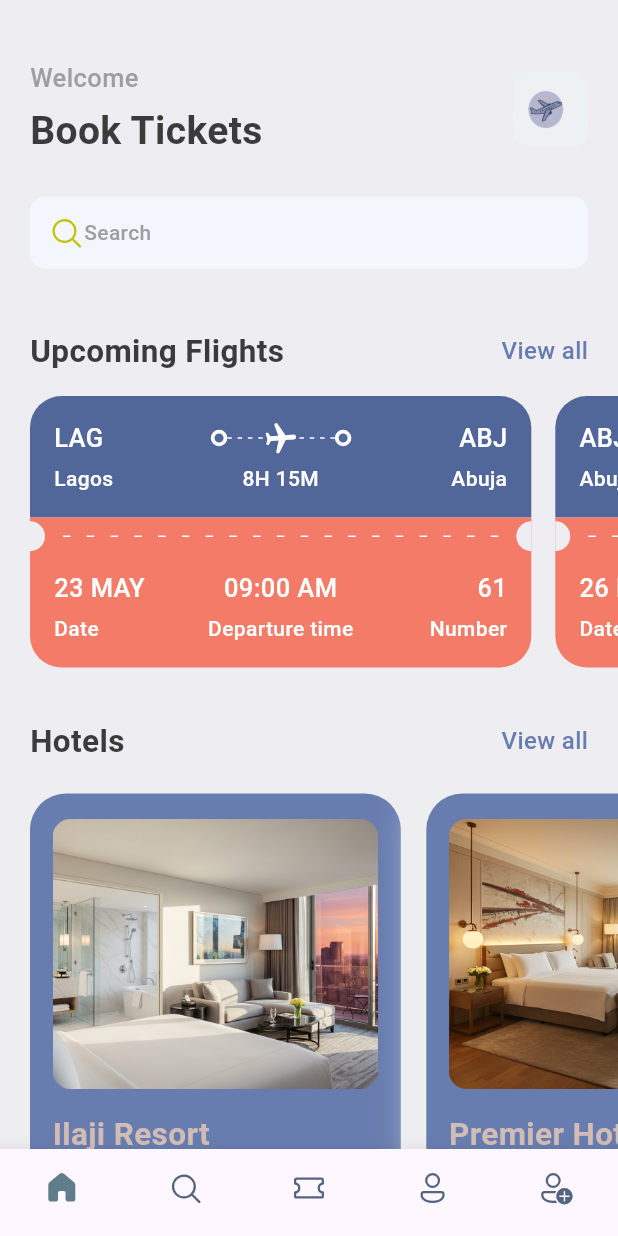
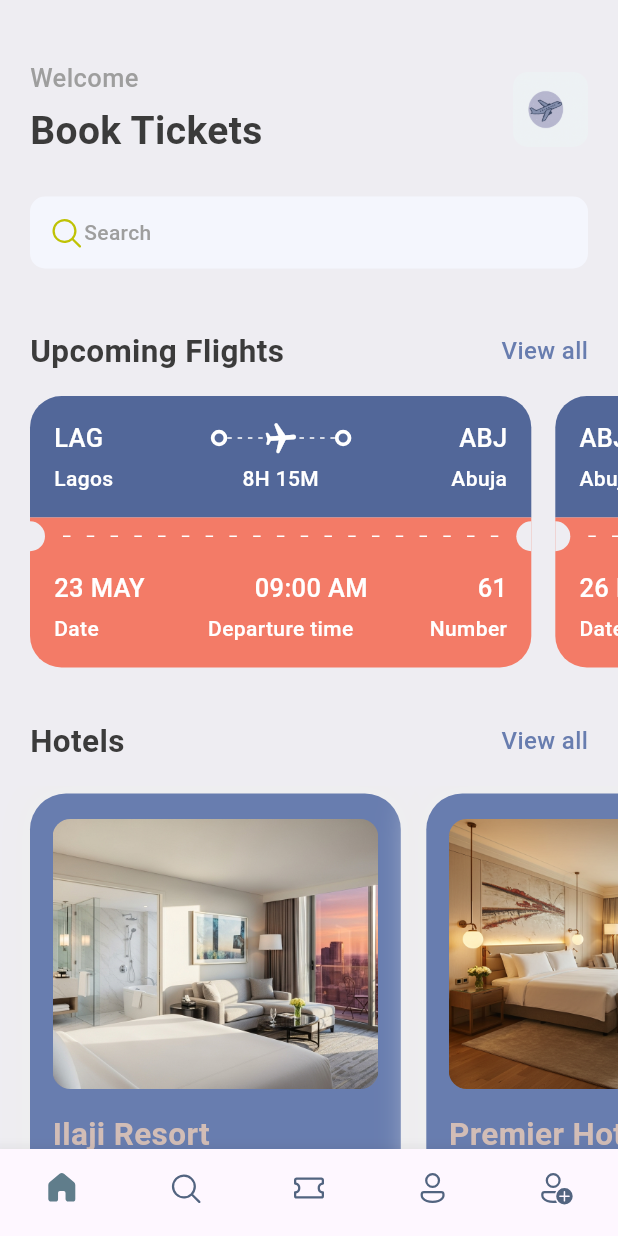
Before and after one commit to adedeni/flightBookingApp, a Flutter app: the screen it shows after launch, on a phone screen of 412 x 824 dp. Run offline on Flutter 3.47's test engine with Material 3 defaults, Android fonts, the light colour scheme and no system bars; our stand-ins replace fluentui_icons, gap, get.

Commit message:
changes before designing app layout

```diff
--- a/lib/screens/hotel_screen.dart
+++ b/lib/screens/hotel_screen.dart
@@ -1,4 +1,4 @@
-import 'package:flightbookingapp/utils/layout.dart';
+import 'package:flightbookingapp/utils/app_layout.dart';
 import 'package:flightbookingapp/utils/styles.dart';
 import 'package:flutter/material.dart';
 import 'package:gap/gap.dart';
--- a/lib/screens/ticket_view.dart
+++ b/lib/screens/ticket_view.dart
@@ -1,4 +1,4 @@
-import 'package:flightbookingapp/utils/layout.dart';
+import 'package:flightbookingapp/utils/app_layout.dart';
 import 'package:flightbookingapp/utils/styles.dart';
 import 'package:flightbookingapp/widgets/thick_container.dart';
 import 'package:flutter/material.dart';
@@ -135,30 +135,14 @@ class TicketView extends StatelessWidget {
             padding: EdgeInsets.only(left: 16, top: 10, right:16, bottom: 16 ),
                 child: Column(children: [
               Row(
-  children: [
-    Expanded(
-      child: Text(
-        ticket['date'],
-        style: Styles.headLineStyle3.copyWith(color: Colors.white),
-        textAlign: TextAlign.start,
-      ),
-    ),
-    Expanded(
-      child: Text(
-        ticket['departure_time'],
-        style: Styles.headLineStyle3.copyWith(color: Colors.white),
-        textAlign: TextAlign.center,
-      ),
-    ),
-    Expanded(
-      child: Text(
-        ticket['number'].toString(),
-        style: Styles.headLineStyle3.copyWith(color: Colors.white),
-        textAlign: TextAlign.end,
-      ),
-    ),
-  ],
-),
+                children: [
+                    Text(ticket['date'], style: Styles.headLineStyle3.copyWith(color: Colors.white,)),
+                    Spacer(),
+                    Text(ticket['departure_time'], style: Styles.headLineStyle3.copyWith(color: Colors.white,),),
+                    Spacer(),
+                    Text(ticket['number'].toString(), style: Styles.headLineStyle3.copyWith(color: Colors.white,))
+                ],
+              ),
               Gap(5),
               Row(
                 mainAxisAlignment: MainAxisAlignment.spaceBetween,
--- a/pubspec.yaml
+++ b/pubspec.yaml
@@ -35,6 +35,7 @@ dependencies:
   # Use with the CupertinoIcons class for iOS style icons.
   cupertino_icons: ^1.0.8
   fluentui_icons: ^1.0.0
+  get: ^4.7.2
   gap: ^3.0.1
 
 dev_dependencies:
```
Also changed, not shown: lib/utils/app_layout.dart (added, +21 -0 lines), lib/utils/layout.dart (deleted, +0 -7 lines), pubspec.lock.
